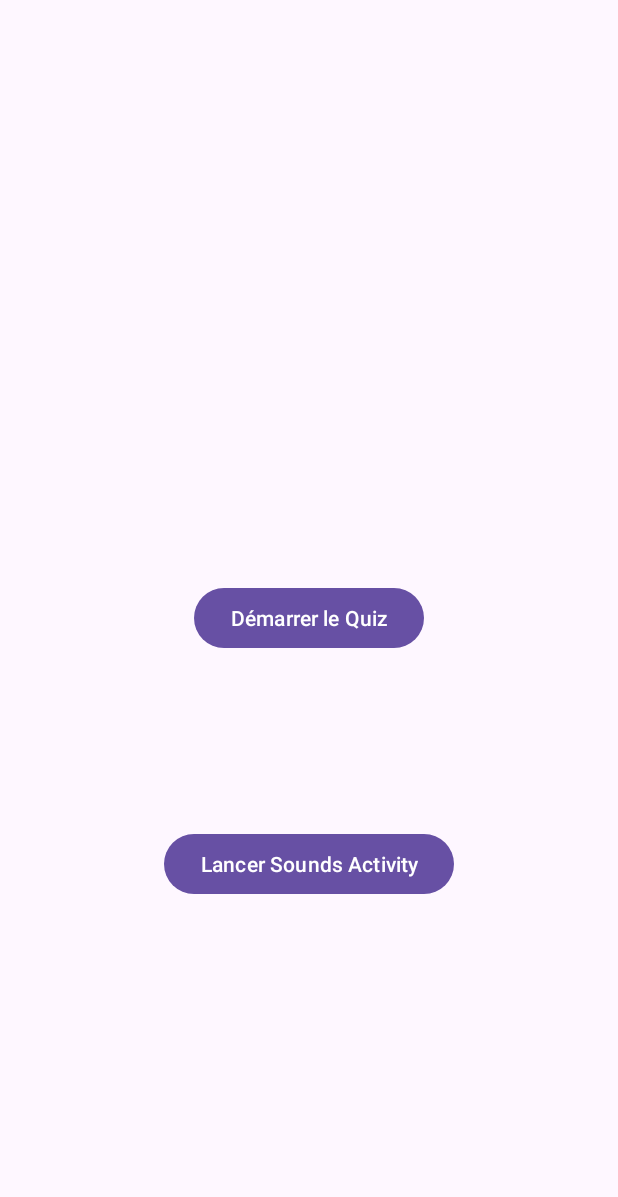
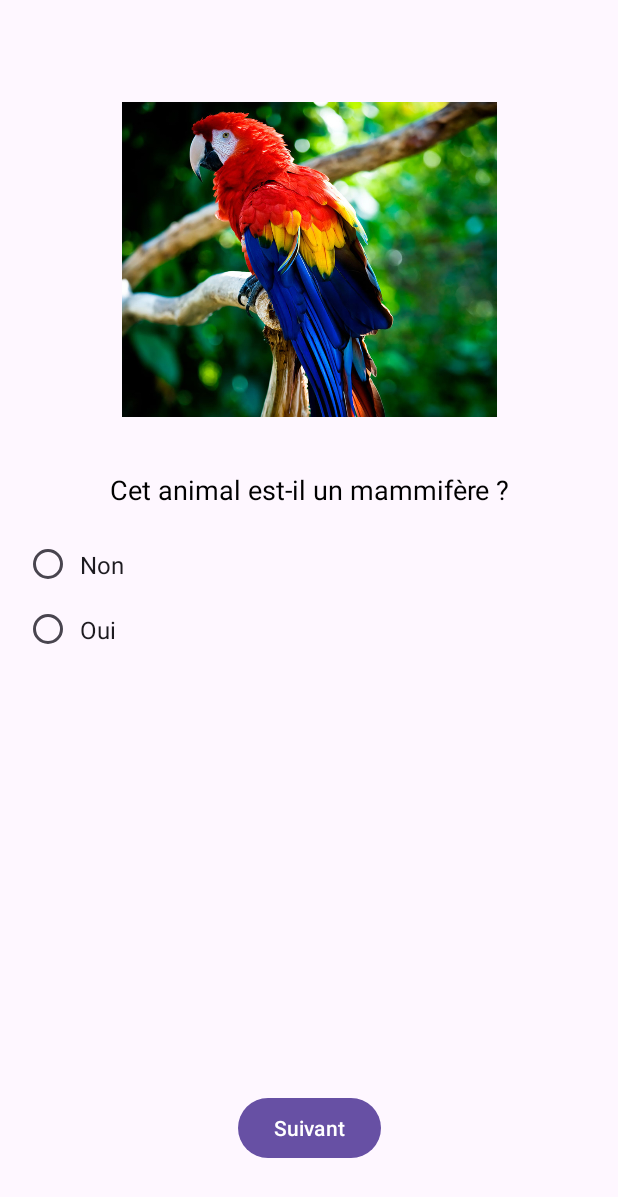
Before and after one commit to saraboulaid/Quiz-sur-les-animaux, an Android app: the screen it shows after launch (MainActivity before the commit, QuizActivity after it), after a tap on "Démarrer le Quiz", on a phone screen of 412 x 824 dp. Shown: the top 1197 px of the screen. Run offline under Robolectric (Android 15) with nearby library versions, the light colour scheme and no system bars.

Commit message:
modify quiz activity

```diff
--- a/Animal_Quiz/app/src/main/AndroidManifest.xml
+++ b/Animal_Quiz/app/src/main/AndroidManifest.xml
@@ -13,6 +13,9 @@
         android:theme="@style/Theme.Animal_Quiz"
         tools:targetApi="31">
         <activity
+            android:name=".QuizActivity"
+            android:exported="false" />
+        <activity
             android:name=".Sounds_Activity"
             android:exported="false" />
         <activity
--- a/Animal_Quiz/app/src/main/java/com/example/animal_quiz/QuizActivity.java
+++ b/Animal_Quiz/app/src/main/java/com/example/animal_quiz/QuizActivity.java
@@ -40,7 +40,7 @@ public class QuizActivity extends AppCompatActivity {
         // Initialiser les questions
         DatabaseHelper dbHelper = new DatabaseHelper(this);
         QuestionGenerator questionGenerator = new QuestionGenerator(dbHelper);
-        questions = questionGenerator.generateRandomQuestions(2);
+        questions = questionGenerator.generateRandomQuestions(10);
 
         if (questions.isEmpty()) {
             Toast.makeText(this, "Aucune question disponible", Toast.LENGTH_SHORT).show();
@@ -69,7 +69,6 @@ public class QuizActivity extends AppCompatActivity {
         // Charger l'image
         String imagePath = currentQuestion.getAnimal().getImagePath();
         int imageResId = getResources().getIdentifier(imagePath.replace(".png", ""), "drawable", getPackageName());
-
         if (imageResId != 0) {
             animalImage.setImageResource(imageResId);
         } else {
@@ -86,6 +85,15 @@ public class QuizActivity extends AppCompatActivity {
             RadioButton radioButton = new RadioButton(this);
             radioButton.setText(options.get(i));
             radioButton.setId(i);
+            radioButton.setTextSize(16);
+            radioButton.setPadding(8, 8, 8, 8);
+            radioButton.setLayoutParams(new RadioGroup.LayoutParams(
+                    RadioGroup.LayoutParams.MATCH_PARENT,
+                    RadioGroup.LayoutParams.WRAP_CONTENT
+            ));
+            ((RadioGroup.LayoutParams) radioButton.getLayoutParams()).setMargins(0, 8, 0, 8);
+            radioButton.setGravity(android.view.Gravity.START);
+
             answerOptions.addView(radioButton);
         }
 
--- a/Animal_Quiz/app/src/main/java/com/example/animal_quiz/models/Animal.java
+++ b/Animal_Quiz/app/src/main/java/com/example/animal_quiz/models/Animal.java
@@ -1,4 +1,4 @@
-package com.example.animal_quiz;
+package com.example.animal_quiz.models;
 
 public class Animal {
     private int id;
--- a/Animal_Quiz/app/src/main/java/com/example/animal_quiz/models/Question.java
+++ b/Animal_Quiz/app/src/main/java/com/example/animal_quiz/models/Question.java
@@ -1,4 +1,4 @@
-package com.example.animal_quiz;
+package com.example.animal_quiz.models;
 
 import java.util.List;
 
--- a/Animal_Quiz/app/src/main/java/com/example/animal_quiz/models/QuestionType.java
+++ b/Animal_Quiz/app/src/main/java/com/example/animal_quiz/models/QuestionType.java
@@ -1,4 +1,4 @@
-package com.example.animal_quiz;
+package com.example.animal_quiz.models;
 
 public class QuestionType {
     private String questionText;
--- a/Animal_Quiz/app/src/main/java/com/example/animal_quiz/utils/DatabaseHelper.java
+++ b/Animal_Quiz/app/src/main/java/com/example/animal_quiz/utils/DatabaseHelper.java
@@ -1,4 +1,4 @@
-package com.example.animal_quiz;
+package com.example.animal_quiz.utils;
 
 import android.content.ContentValues;
 import android.content.Context;
--- a/Animal_Quiz/app/src/main/res/layout/activity_quiz.xml
+++ b/Animal_Quiz/app/src/main/res/layout/activity_quiz.xml
@@ -5,16 +5,16 @@
     android:id="@+id/main"
     android:layout_width="match_parent"
     android:layout_height="match_parent"
+    android:padding="16dp"
     tools:context=".QuizActivity">
 
     <ImageView
         android:id="@+id/animal_image"
-        android:layout_width="200dp"
-        android:layout_height="200dp"
-        android:layout_marginTop="104dp"
+        android:layout_width="250dp"
+        android:layout_height="250dp"
+        android:layout_marginTop="32dp"
         android:contentDescription="@string/animal_image"
         app:layout_constraintEnd_toEndOf="parent"
-        app:layout_constraintHorizontal_bias="0.497"
         app:layout_constraintStart_toStartOf="parent"
         app:layout_constraintTop_toTopOf="parent" />
 
@@ -22,11 +22,11 @@
         android:id="@+id/question_text"
         android:layout_width="0dp"
         android:layout_height="wrap_content"
-        android:layout_marginTop="32dp"
+        android:layout_marginTop="16dp"
         android:textColor="@android:color/black"
         android:textSize="18sp"
+        android:gravity="center"
         app:layout_constraintEnd_toEndOf="parent"
-        app:layout_constraintHorizontal_bias="0.0"
         app:layout_constraintStart_toStartOf="parent"
         app:layout_constraintTop_toBottomOf="@id/animal_image" />
 
@@ -34,9 +34,10 @@
         android:id="@+id/answer_options"
         android:layout_width="0dp"
         android:layout_height="wrap_content"
-        android:layout_marginTop="76dp"
+        android:layout_marginTop="16dp"
+        android:orientation="vertical"
+        android:gravity="center"
         app:layout_constraintEnd_toEndOf="parent"
-        app:layout_constraintHorizontal_bias="0.0"
         app:layout_constraintStart_toStartOf="parent"
         app:layout_constraintTop_toBottomOf="@id/question_text" />
 
@@ -44,11 +45,10 @@
         android:id="@+id/next_button"
         android:layout_width="wrap_content"
         android:layout_height="wrap_content"
-        android:layout_marginTop="216dp"
+        android:layout_marginBottom="32dp"
         android:text="Suivant"
+        app:layout_constraintBottom_toBottomOf="parent"
         app:layout_constraintEnd_toEndOf="parent"
-        app:layout_constraintHorizontal_bias="0.822"
-        app:layout_constraintStart_toStartOf="parent"
-        app:layout_constraintTop_toBottomOf="@id/answer_options" />
+        app:layout_constraintStart_toStartOf="parent"/>
 
 </androidx.constraintlayout.widget.ConstraintLayout>
--- a/Animal_Quiz/app/src/main/res/values/strings.xml
+++ b/Animal_Quiz/app/src/main/res/values/strings.xml
@@ -2,4 +2,5 @@
     <string name="app_name">Animal_Quiz</string>
     <!-- TODO: Remove or change this placeholder text -->
     <string name="hello_blank_fragment">Hello blank fragment</string>
+    <string name="animal_image">Image de l\'animal</string>
 </resources>
--- a/Animal_Quiz/gradle/libs.versions.toml
+++ b/Animal_Quiz/gradle/libs.versions.toml
@@ -1,5 +1,5 @@
 [versions]
-agp = "8.7.2"
+agp = "8.5.2"
 junit = "4.13.2"
 junitVersion = "1.2.1"
 espressoCore = "3.6.1"
```
Also changed, not shown: Animal_Quiz/app/src/main/res/drawable/wolf.png (renamed from Animal_Quiz/app/src/main/res/drawable/loup.png).
